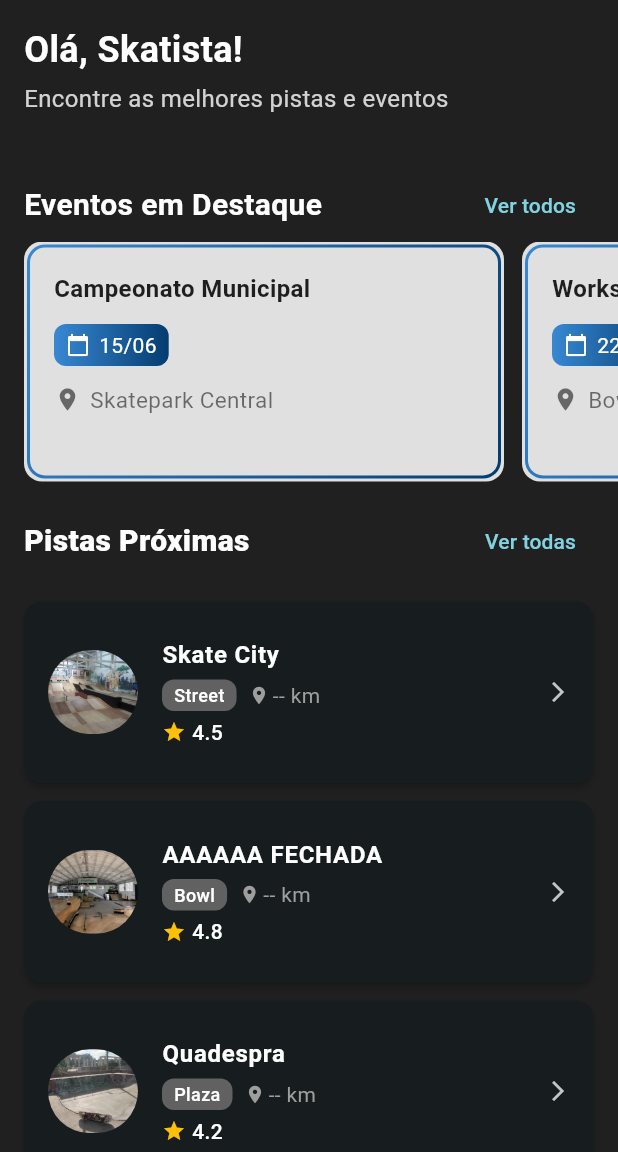
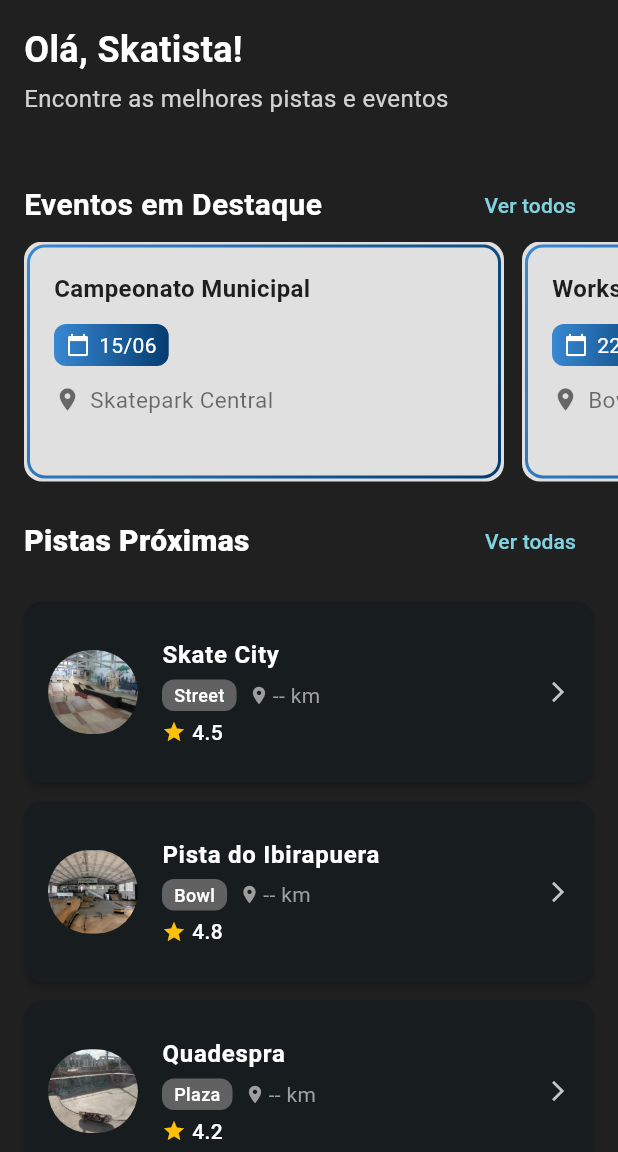
Before and after one commit to SkateFlow/SkateFlowV4-inicio-bd, a Flutter app: the HomeScreen screen opened directly, on a phone screen of 412 x 824 dp, the part 84-1236 px from its top. Run offline on Flutter 3.47's test engine with Material 3 defaults, Android fonts, the phone set to English and light mode, and no system bars; our stand-ins replace flutter_map, geolocator, latlong2, shared_preferences, vibration; accounts and stored records are empty.

Commit message:
SkateFlowV1

```diff
--- a/lib/services/skatepark_service.dart
+++ b/lib/services/skatepark_service.dart
@@ -11,8 +11,8 @@ class SkateparkService {
       id: '1',
       name: 'Skate City',
       type: 'Street',
-      lat: -23.5505,
-      lng: -46.6333,
+      lat: -23.5329,
+      lng: -46.6395,
       rating: 4.5,
       address: 'Rua Jaraguá, 627 - Bom Retiro, SP',
       hours: '8h às 22h',
@@ -25,12 +25,12 @@ class SkateparkService {
     ),
     Skatepark(
       id: '2',
-      name: 'AAAAAA FECHADA',
+      name: 'Pista do Ibirapuera',
       type: 'Bowl',
-      lat: -23.5729,
-      lng: -46.6412,
+      lat: -23.5873,
+      lng: -46.6573,
       rating: 4.8,
-      address: 'Zona Sul',
+      address: 'Parque Ibirapuera - Vila Mariana, SP',
       hours: '6h às 20h',
       features: ['Bowl', 'Mini Ramp'],
       description: 'Bowl clássico perfeito para manobras aéreas e transições suaves.',
@@ -43,8 +43,8 @@ class SkateparkService {
       id: '3',
       name: 'Quadespra',
       type: 'Plaza',
-      lat: -23.520000,
-      lng: -46.609400,
+      lat: -23.5200,
+      lng: -46.6094,
       rating: 4.2,
       address: 'Rua Lacônia, 266 - Vila Alexandria, São Paulo - SP',
       hours: '7h às 18h',
```
Also changed, not shown: lib/screens/help_screen.dart (+5 -11 lines), lib/screens/login_screen.dart (+3 -9 lines), lib/screens/map_screen.dart (+53 -4 lines), lib/screens/register_screen.dart (+3 -9 lines), flutter_01.png (added), pubspec.lock.
